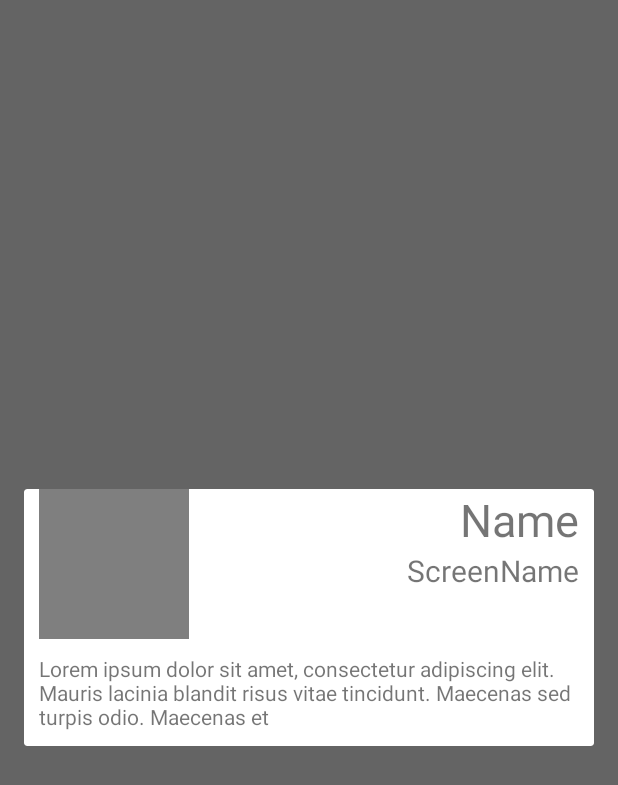
After one commit to smehraein/TwitterC, an Android app: the fragment TweetDetailFragment shown on its own in the app's theme, on a phone screen of 412 x 824 dp. The commit adds this screen. Shown: the top 785 px of the screen. Run offline under Robolectric (Android 15) with nearby library versions, the phone set to English and light mode, and no system bars; our stand-ins replace ButterKnife, Picasso; pictures from the network do not load; 6 statements that could not run were skipped.

Commit message:
Add detail view

```diff
--- a/app/src/main/java/com/codepath/apps/twittercproject/Activities/ProfileActivity.java
+++ b/app/src/main/java/com/codepath/apps/twittercproject/Activities/ProfileActivity.java
@@ -6,6 +6,7 @@ import android.os.Bundle;
 import android.support.v4.app.FragmentTransaction;
 import android.support.v7.app.AppCompatActivity;
 import android.support.v7.widget.Toolbar;
+import android.view.View;
 import android.widget.ImageView;
 import android.widget.TextView;
 import android.widget.Toast;
@@ -78,6 +79,10 @@ public class ProfileActivity extends AppCompatActivity {
         }
     }
 
+    public void showUserProfile(View view) {
+
+    }
+
     private void populateHeader(User user) {
         tvName.setText(user.getName());
         tvTagline.setText(user.getTagline());
--- /dev/null
+++ b/app/src/main/java/com/codepath/apps/twittercproject/fragments/TweetDetailFragment.java
@@ -0,0 +1,65 @@
+package com.codepath.apps.twittercproject.fragments;
+
+
+import android.os.Bundle;
+import android.support.annotation.Nullable;
+import android.support.v4.app.DialogFragment;
+import android.view.LayoutInflater;
+import android.view.View;
+import android.view.ViewGroup;
+import android.widget.ImageView;
+import android.widget.TextView;
+
+import com.codepath.apps.twittercproject.R;
+import com.codepath.apps.twittercproject.models.Tweet;
+import com.squareup.picasso.Picasso;
+
+import butterknife.BindView;
+import butterknife.ButterKnife;
+
+/**
+ * Author: soroushmehraein
+ * Project: TwitterCProject
+ * Date: 8/14/16
+ */
+public class TweetDetailFragment extends DialogFragment {
+
+    @BindView(R.id.ivDetailProfilePic)
+    ImageView ivDetailProfilePic;
+    @BindView(R.id.tvDetailUserName)
+    TextView tvDetailUserName;
+    @BindView(R.id.tvDetailScreenName)
+    TextView tvDetailScreenName;
+    @BindView(R.id.tvDetailBody)
+    TextView tvDetailBody;
+
+    public TweetDetailFragment() { }
+
+    public static TweetDetailFragment newInstance(Tweet tweet) {
+        TweetDetailFragment fragment = new TweetDetailFragment();
+        Bundle args = new Bundle();
+        args.putSerializable("tweet", tweet);
+        fragment.setArguments(args);
+        return fragment;
+    }
+
+    @Nullable
+    @Override
+    public View onCreateView(LayoutInflater inflater, @Nullable ViewGroup container, @Nullable Bundle savedInstanceState) {
+        return inflater.inflate(R.layout.fragment_tweet_detail, container);
+    }
+
+    @Override
+    public void onViewCreated(View view, @Nullable Bundle savedInstanceState) {
+        super.onViewCreated(view, savedInstanceState);
+        ButterKnife.bind(this, view);
+        assert savedInstanceState != null;
+        Tweet tweet = (Tweet) getArguments().getSerializable("tweet");
+        assert tweet != null;
+        tvDetailBody.setText(tweet.getBody());
+        tvDetailUserName.setText(tweet.getUser().getName());
+        tvDetailScreenName.setText(tweet.getUser().getScreenName());
+        Picasso.with(getContext()).load(tweet.getUser().getProfileImageUrl()).into(ivDetailProfilePic);
+        ivDetailProfilePic.setTag(R.id.screen_name, tweet.getUser().getScreenName());
+    }
+}
--- /dev/null
+++ b/app/src/main/res/layout/fragment_tweet_detail.xml
@@ -0,0 +1,50 @@
+<?xml version="1.0" encoding="utf-8"?>
+<RelativeLayout xmlns:android="http://schemas.android.com/apk/res/android"
+    android:layout_width="match_parent"
+    android:layout_height="match_parent">
+
+    <ImageView
+        android:layout_width="100dp"
+        android:layout_height="100dp"
+        android:layout_marginLeft="10dp"
+        android:layout_marginStart="10dp"
+        android:id="@+id/ivDetailProfilePic"
+        android:src="@android:drawable/screen_background_dark_transparent"
+        android:layout_alignParentTop="true"
+        android:layout_alignParentLeft="true"
+        android:layout_alignParentStart="true"
+        android:contentDescription="@string/profile_pic"
+        android:onClick="showUserProfile"/>
+
+    <TextView
+        android:layout_width="wrap_content"
+        android:layout_height="wrap_content"
+        android:id="@+id/tvDetailUserName"
+        android:layout_marginEnd="10dp"
+        android:layout_marginRight="10dp"
+        android:layout_alignParentTop="true"
+        android:layout_alignParentRight="true"
+        android:layout_alignParentEnd="true"
+        android:text="@string/name"
+        android:textSize="30sp"/>
+
+    <TextView
+        android:layout_width="wrap_content"
+        android:layout_height="wrap_content"
+        android:id="@+id/tvDetailScreenName"
+        android:layout_marginEnd="10dp"
+        android:layout_marginRight="10dp"
+        android:layout_below="@+id/tvDetailUserName"
+        android:layout_alignParentRight="true"
+        android:layout_alignParentEnd="true"
+        android:text="@string/screenname"
+        android:textSize="20sp"/>
+
+    <TextView
+        android:layout_width="wrap_content"
+        android:layout_height="wrap_content"
+        android:layout_margin="10dp"
+        android:id="@+id/tvDetailBody"
+        android:layout_below="@+id/ivDetailProfilePic"
+        android:text="@string/tweet_body_placeholder"/>
+</RelativeLayout>
--- a/app/src/main/res/layout/item_tweet.xml
+++ b/app/src/main/res/layout/item_tweet.xml
@@ -13,7 +13,6 @@
         android:background="@android:color/holo_blue_bright"
         android:layout_marginRight="5dp"
         android:layout_marginEnd="5dp"
-        android:onClick="showUserProfile"
         android:contentDescription="@string/profile_picture" />
 
     <TextView
--- a/app/src/main/res/values/strings.xml
+++ b/app/src/main/res/values/strings.xml
@@ -19,5 +19,7 @@
     <string name="tagline">Tagline</string>
     <string name="followers_placeholder">5 Followers</string>
     <string name="following_placeholder">3 Following</string>
+    <string name="profile_pic">Profile Pic</string>
+    <string name="screenname">ScreenName</string>
 
 </resources>
```
Also changed, not shown: app/src/main/java/com/codepath/apps/twittercproject/fragments/TweetsListFragment.java (+12 -0 lines).
